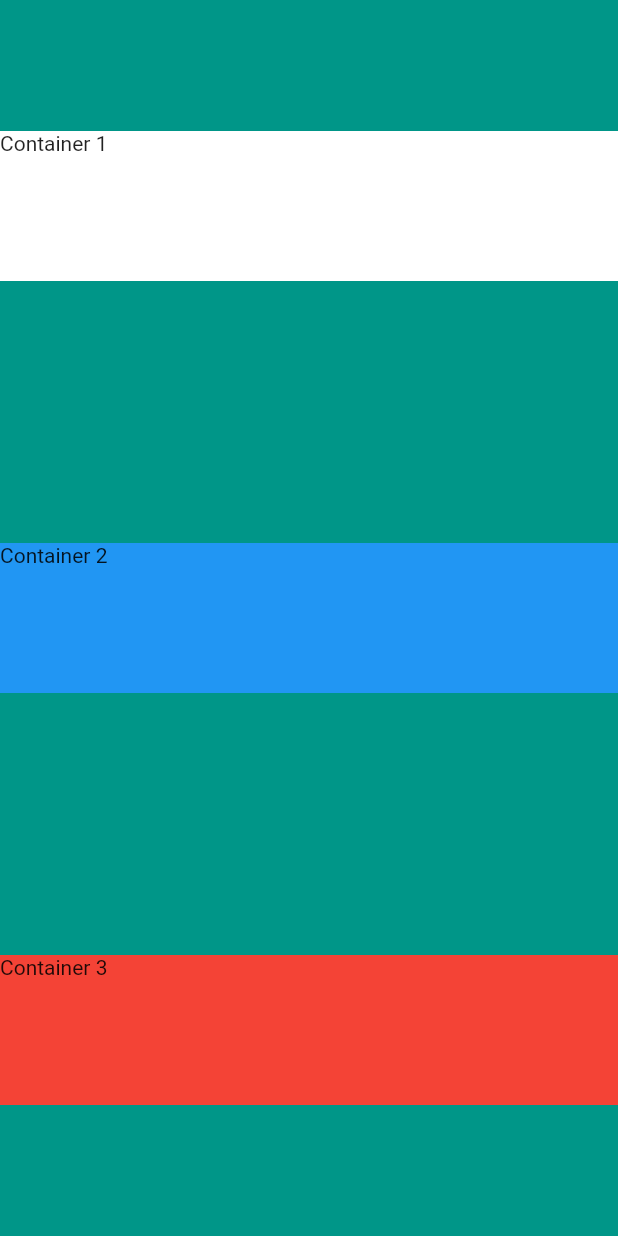
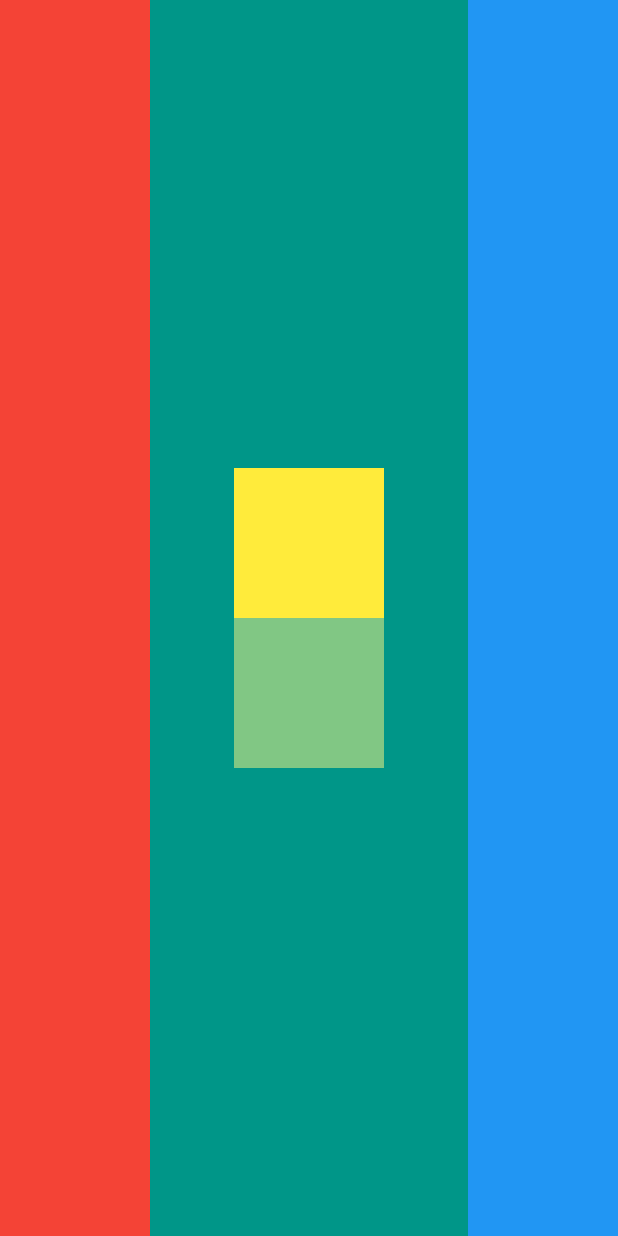
Before and after one commit to paulocf92/flutter-app-brewery, a Flutter app: the screen it shows after launch, on a phone screen of 412 x 824 dp. Run offline on Flutter 3.47's test engine with Material 2 defaults, Android fonts, the phone set to English and light mode, and no system bars.

Commit message:
challenge done

```diff
--- a/mi-card/lib/main.dart
+++ b/mi-card/lib/main.dart
@@ -11,24 +11,32 @@
       home: Scaffold(
         backgroundColor: Colors.teal,
         body: SafeArea(
-          child: Column(
-            mainAxisAlignment: MainAxisAlignment.spaceAround,
-            crossAxisAlignment: CrossAxisAlignment.stretch,
+          child: Row(
+            mainAxisAlignment: MainAxisAlignment.spaceBetween,
+            // crossAxisAlignment: CrossAxisAlignment.stretch,
             children: <Widget>[
               Container(
-                height: 100,
-                color: Colors.white,
-                child: Text('Container 1'),
+                width: 100,
+                color: Colors.red,
+              ),
+              Column(
+                mainAxisAlignment: MainAxisAlignment.center,
+                children: <Widget>[
+                  Container(
+                    width: 100,
+                    height: 100,
+                    color: Colors.yellow,
+                  ),
+                  Container(
+                    width: 100,
+                    height: 100,
+                    color: Colors.green[300],
+                  ),
+                ],
               ),
               Container(
-                height: 100,
+                width: 100,
                 color: Colors.blue,
-                child: Text('Container 2'),
-              ),
-              Container(
-                height: 100,
-                color: Colors.red,
-                child: Text('Container 3'),
               ),
             ],
           ),
```
